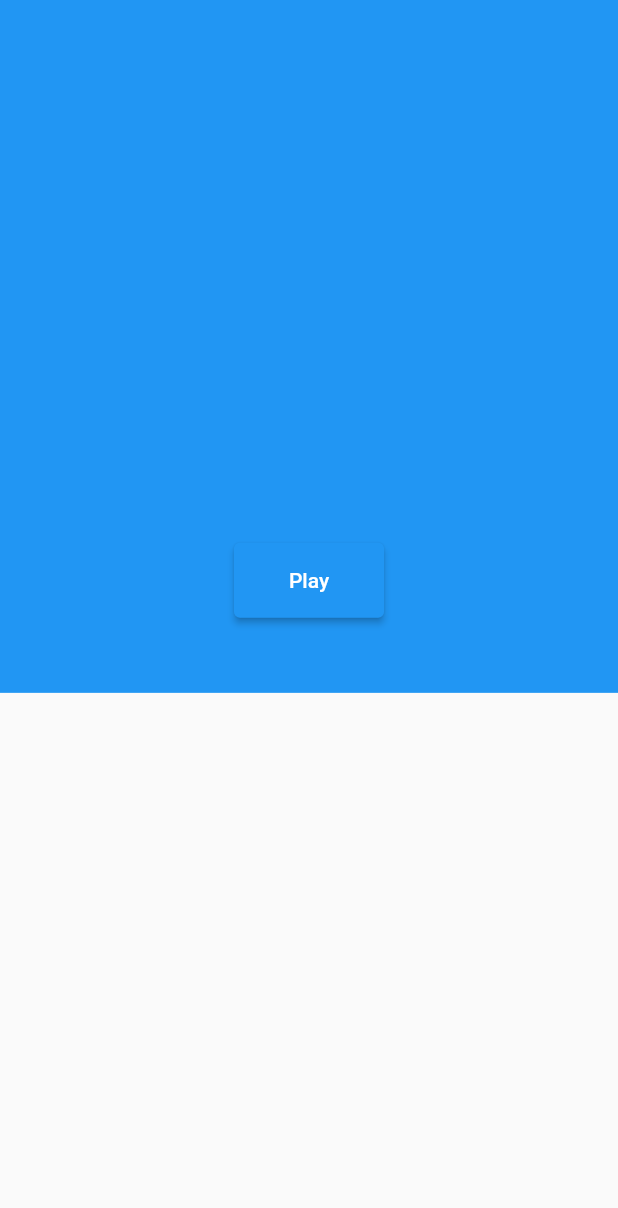
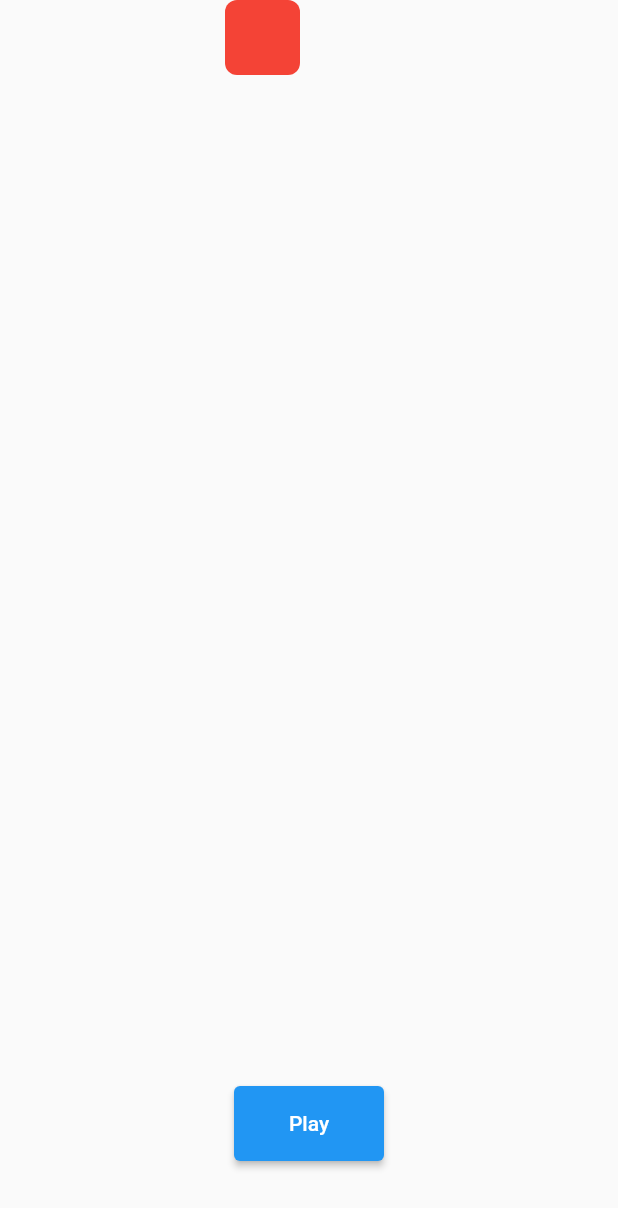
Before and after one commit to Magoulo/Flutter-Animation, a Flutter app: the screen it shows after launch, after a tap on "Custom", on a phone screen of 412 x 824 dp. Shown: the top 1208 px of the screen. Run offline on Flutter 3.47's test engine with Material 2 defaults, Android fonts, the light colour scheme and no system bars; our stand-ins replace lottie; missing offline and left inert: dart:ffi.

Commit message:
sequences created

```diff
--- a/flutter_animation/lib/screens/customAnimation.dart
+++ b/flutter_animation/lib/screens/customAnimation.dart
@@ -12,47 +12,98 @@
 
 class _CustomAnimationScreenState extends State<CustomAnimationScreen>
     with TickerProviderStateMixin {
-  late final AnimationController _controller;
-  late final Animation<double> _animation;
+  late final AnimationController _positionController;
+  late final AnimationController _colorController;
+  late final AnimationController _scaleController;
+  late final Animation<double> _positionAnimation;
+  late final Animation<Color?> _colorAnimation;
+  late final Animation<double> _scaleYTweenSequence;
+  late final Animation<double> _scaleXTweenSequence;
 
   @override
   void initState() {
     super.initState();
 
-    _controller =
+    _positionController =
+        AnimationController(vsync: this, duration: const Duration(seconds: 5));
+    _colorController =
+        AnimationController(vsync: this, duration: const Duration(seconds: 5));
+    _scaleController =
         AnimationController(vsync: this, duration: const Duration(seconds: 5));
 
-    _animation = TweenSequence<double>(
+    _positionAnimation = TweenSequence<double>(
       <TweenSequenceItem<double>>[
         TweenSequenceItem<double>(
-          tween: Tween<double>(begin: 5.0, end: 10.0)
-              .chain(CurveTween(curve: Curves.ease)),
+          tween: Tween<double>(begin: 0, end: 400)
+              .chain(CurveTween(curve: Curves.easeInOut)),
           weight: 40.0,
         ),
         TweenSequenceItem<double>(
-          tween: ConstantTween<double>(10.0),
-          weight: 20.0,
+          tween: Tween<double>(begin: 400, end: 200)
+              .chain(CurveTween(curve: Curves.easeInOut)),
+          weight: 60.0,
+        ),
+      ],
+    ).animate(_positionController);
+
+    _colorAnimation = TweenSequence<Color?>(
+      <TweenSequenceItem<Color?>>[
+        TweenSequenceItem<Color?>(
+          tween: ColorTween(begin: Colors.red, end: Colors.blue),
+          weight: 40.0,
+        ),
+        TweenSequenceItem<Color?>(
+          tween: ColorTween(begin: Colors.blue, end: Colors.green),
+          weight: 60.0,
+        ),
+      ],
+    ).animate(_colorController);
+
+    _scaleYTweenSequence = TweenSequence<double>(
+      [
+        TweenSequenceItem<double>(
+          tween: Tween<double>(begin: 50, end: 50),
+          weight: 100,
+        ),
+      ],
+    ).animate(_scaleController);
+
+    _scaleXTweenSequence = TweenSequence<double>(
+      [
+        TweenSequenceItem<double>(
+          tween: Tween<double>(begin: 50, end: 30),
+          weight: 20,
         ),
         TweenSequenceItem<double>(
-          tween: Tween<double>(begin: 10.0, end: 5.0)
-              .chain(CurveTween(curve: Curves.ease)),
-          weight: 40.0,
+          tween: Tween<double>(begin: 30, end: 20),
+          weight: 15,
+        ),
+        TweenSequenceItem<double>(
+          tween: Tween<double>(begin: 20, end: 80),
+          weight: 30,
         ),
       ],
-    ).animate(_controller);
+    ).animate(_scaleController);
 
-    _controller.repeat();
+    // _controller.forward();
   }
 
   @override
   void dispose() {
-    _controller.dispose();
+    _positionController.dispose();
+    _colorController.dispose();
+    _scaleController.dispose();
     super.dispose();
   }
 
   void _startAnimation() {
-    _controller.reset();
-    _controller.forward();
+    _positionController.reset();
+    _colorController.reset();
+    _scaleController.reset();
+
+    _positionController.forward();
+    _colorController.forward();
+    _scaleController.forward();
   }
 
   @override
@@ -69,14 +120,20 @@
                   'Api Animation',
                 ),
               ),*/
-
               AnimatedBuilder(
-                animation: _animation,
+                animation: Listenable.merge(
+                    [_positionController, _colorController, _scaleController]),
                 builder: (context, child) {
-                  return Container(
-                    width: _animation.value * 50,
-                    height: _animation.value * 50,
-                    color: Colors.blue,
+                  return Positioned(
+                    top: _positionAnimation.value,
+                    left: 150,
+                    child: Container(
+                      width: _scaleXTweenSequence.value,
+                      height: _scaleYTweenSequence.value,
+                      decoration: BoxDecoration(
+                          color: _colorAnimation.value,
+                          borderRadius: BorderRadius.circular(8)),
+                    ),
                   );
                 },
               ),
```
